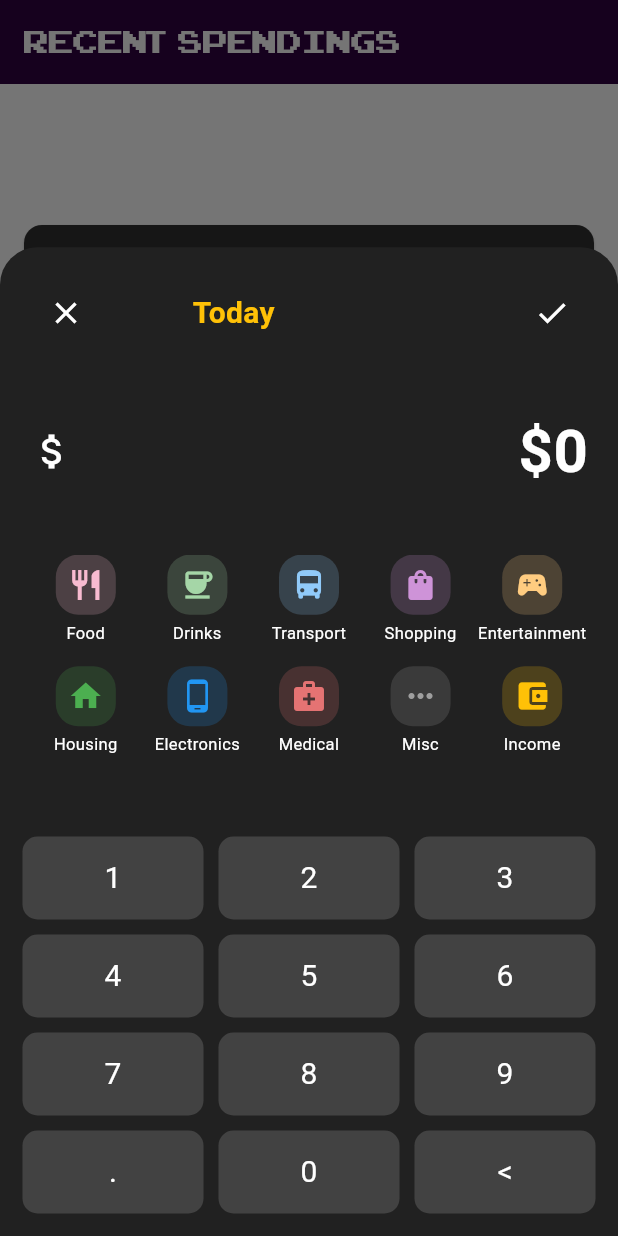
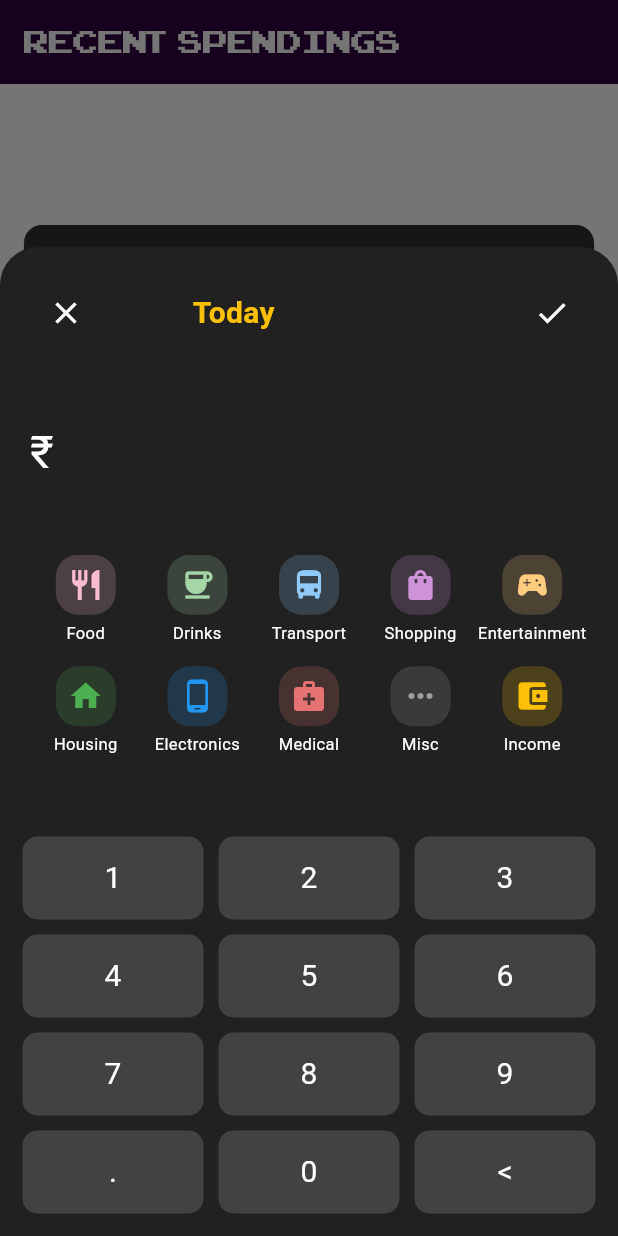
Before and after one commit to Elementx07/PocketPal, a Flutter app: the ExpenseTrackPage screen opened directly, after a tap on the "add" icon, on a phone screen of 412 x 824 dp. Run offline on Flutter 3.47's test engine with Material 3 defaults, Android fonts, the phone set to English and light mode, and no system bars; our stand-ins replace confetti, flutter_fortune_wheel, flutter_markdown, google_generative_ai, lottie, rive and 2 more; accounts and stored records are empty.

Commit message:
Update currency symbols from USD to INR in expense tracking

```diff
--- a/lib/pages/expense_add_sheet.dart
+++ b/lib/pages/expense_add_sheet.dart
@@ -11,14 +11,14 @@ class ExpenseBottomSheet extends StatefulWidget {
 }
 
 class _ExpenseBottomSheetState extends State<ExpenseBottomSheet> {
-  String _amount = '0';
+  String _amount = '';
   String _description = '';
   String _selectedCategory = '';
   IconData _selectedIcon = Icons.category;
   Color _selectedColor = Colors.grey;
 
   void _saveExpense() {
-    if (_amount == '0' || _selectedCategory.isEmpty) return;
+    if (_amount == '' || _selectedCategory.isEmpty) return;
 
     final expense = Expense(
       id: DateTime.now().toString(),
@@ -103,9 +103,12 @@ class _ExpenseBottomSheetState extends State<ExpenseBottomSheet> {
       child: Row(
         mainAxisAlignment: MainAxisAlignment.spaceBetween,
         children: [
-          const Icon(Icons.attach_money, color: Colors.white, size: 30),
+          const Text(
+            '₹',
+            style: TextStyle(color: Colors.white, fontSize: 30),
+          ),
           Text(
-            '\$$_amount',
+            _amount,
             style: const TextStyle(
               color: Colors.white,
               fontSize: 40,
--- a/lib/pages/expense_track_page.dart
+++ b/lib/pages/expense_track_page.dart
@@ -32,7 +32,7 @@ class ExpenseTrackPage extends StatelessWidget {
                   mainAxisAlignment: MainAxisAlignment.center,
                   children: [
                     Text(
-                      'Total: \$${provider.totalExpenses.toStringAsFixed(2)}',
+                      'Total: ₹${provider.totalExpenses.toStringAsFixed(2)}',
                       style: const TextStyle(
                         color: Colors.white,
                         fontSize: 24,
@@ -65,8 +65,8 @@ class ExpenseTrackPage extends StatelessWidget {
                       expense.description,
                       expense.category,
                       expense.category == 'Income'
-                          ? '-\$${expense.amount.toStringAsFixed(2)}'
-                          : '\$${expense.amount.toStringAsFixed(2)}',
+                          ? '-₹${expense.amount.toStringAsFixed(2)}'
+                          : '₹${expense.amount.toStringAsFixed(2)}',
                       expense.icon,
                       expense.color,
                     );
```
